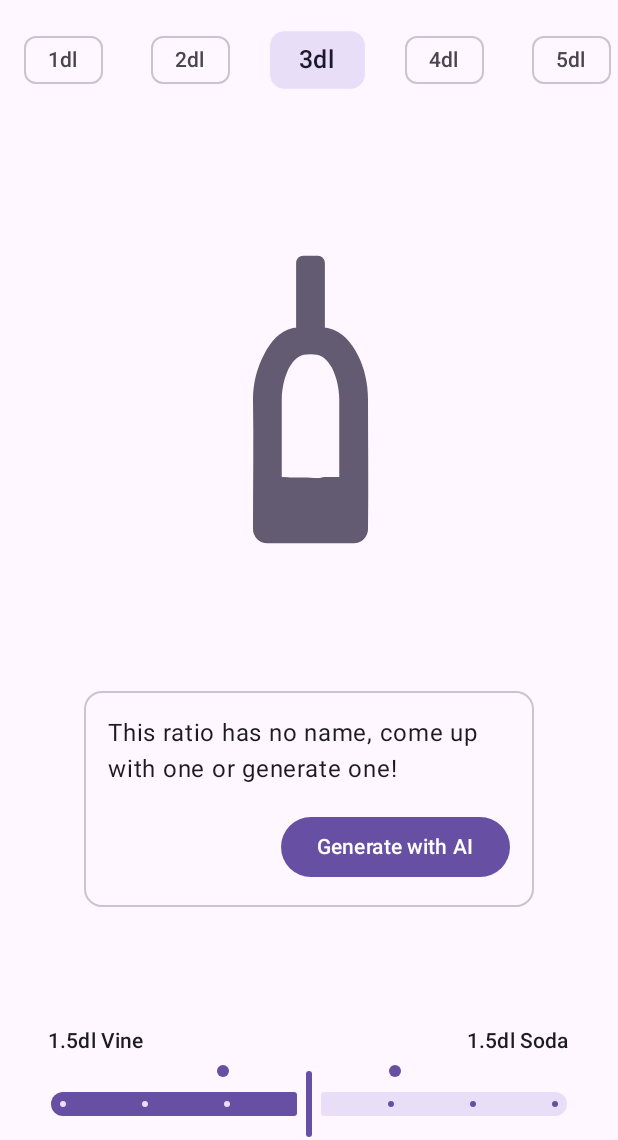
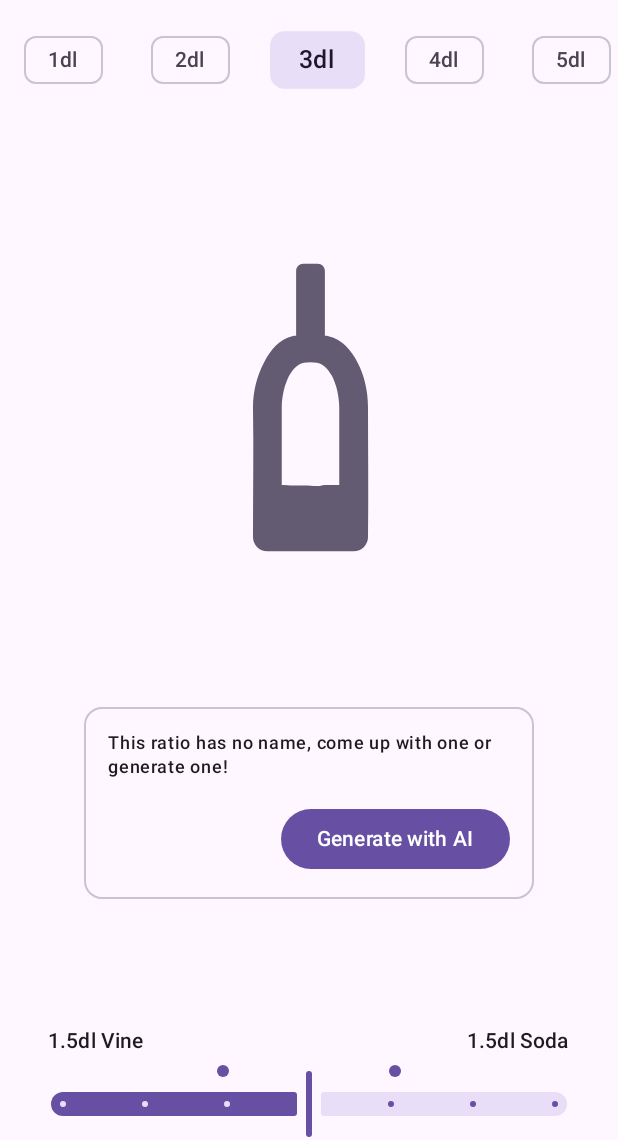
Before and after one commit to WholesomeWare/Froccs, an Android app built with Jetpack Compose: the screen it shows after launch (MainActivity), after a tap on an icon or button, on a phone screen of 412 x 824 dp, the part 96-1236 px from its top. Run offline under Robolectric (Android 15) with nearby library versions, the phone set to English and light mode, and no system bars; 2 other taps on this screen came first.

Commit message:
Old commit

```diff
--- a/app/src/main/java/com/csakitheone/froccs/MainActivity.kt
+++ b/app/src/main/java/com/csakitheone/froccs/MainActivity.kt
@@ -109,11 +109,14 @@ class MainActivity : ComponentActivity() {
 
             var isGenerating by remember { mutableStateOf(false) }
             var generatedRatioName by remember(amountSoda, amountVine) { mutableStateOf("") }
-            val aiCooldownMax = 15
+            val aiCooldownMax = 8
             var aiCooldown by remember { mutableIntStateOf(0) }
             val aiCooldownProgress by animateFloatAsState(
                 targetValue = (aiCooldownMax - aiCooldown) / aiCooldownMax.toFloat(),
-                animationSpec = tween(1_000)
+                animationSpec = if (aiCooldown < aiCooldownMax) tween(
+                    1_000,
+                    easing = LinearEasing
+                ) else tween(0)
             )
 
             LaunchedEffect(isGenerating) {
@@ -282,15 +285,29 @@ class MainActivity : ComponentActivity() {
                             )
 
                             AnimatedVisibility(visible = recipe != null || generatedRatioName.isNotEmpty()) {
-                                Text(
-                                    modifier = Modifier.padding(horizontal = 16.dp),
-                                    text = recipe?.name ?: generatedRatioName,
-                                    style = MaterialTheme.typography.titleMedium,
-                                    textAlign = TextAlign.Center,
-                                )
+                                Row(
+                                    modifier = Modifier.padding(8.dp),
+                                    verticalAlignment = Alignment.CenterVertically,
+                                ) {
+                                    Text(
+                                        modifier = Modifier.padding(horizontal = 8.dp),
+                                        text = recipe?.name ?: generatedRatioName,
+                                        style = MaterialTheme.typography.titleMedium,
+                                    )
+                                    if (generatedRatioName.isNotEmpty()) {
+                                        Icon(
+                                            modifier = Modifier.padding(horizontal = 8.dp),
+                                            painter = painterResource(R.drawable.ic_creation),
+                                            contentDescription = null,
+                                        )
+                                    }
+                                }
                             }
 
-                            AnimatedVisibility(visible = recipe == null) {
+                            AnimatedVisibility(
+                                visible = recipe == null &&
+                                        ingredientsRatio != ingredientsRatio.roundToInt().toFloat()
+                            ) {
                                 OutlinedCard(
                                     modifier = Modifier
                                         .padding(horizontal = 32.dp, vertical = 8.dp)
@@ -302,6 +319,7 @@ class MainActivity : ComponentActivity() {
                                         Text(
                                             modifier = Modifier.padding(8.dp),
                                             text = stringResource(id = R.string.no_recipe_found_generate),
+                                            style = MaterialTheme.typography.labelMedium,
                                         )
                                         Button(
                                             modifier = Modifier
--- /dev/null
+++ b/app/src/main/res/drawable/ic_creation.xml
@@ -0,0 +1 @@
+<!-- drawable/creation.xml --><vector xmlns:android="http://schemas.android.com/apk/res/android" android:height="24dp" android:width="24dp" android:viewportWidth="24" android:viewportHeight="24"><path android:fillColor="#000000" android:pathData="M19,1L17.74,3.75L15,5L17.74,6.26L19,9L20.25,6.26L23,5L20.25,3.75M9,4L6.5,9.5L1,12L6.5,14.5L9,20L11.5,14.5L17,12L11.5,9.5M19,15L17.74,17.74L15,19L17.74,20.25L19,23L20.25,20.25L23,19L20.25,17.74" /></vector>
--- a/gradle/libs.versions.toml
+++ b/gradle/libs.versions.toml
@@ -1,5 +1,5 @@
 [versions]
-agp = "8.4.2"
+agp = "8.8.0"
 coreSplashscreen = "1.2.0-alpha01"
 kotlin = "1.9.0"
 coreKtx = "1.13.1"
```
Also changed, not shown: app/build.gradle.kts (+5 -5 lines), app/src/main/java/com/csakitheone/froccs/helper/AI.kt (+5 -7 lines), gradle/wrapper/gradle-wrapper.properties.
